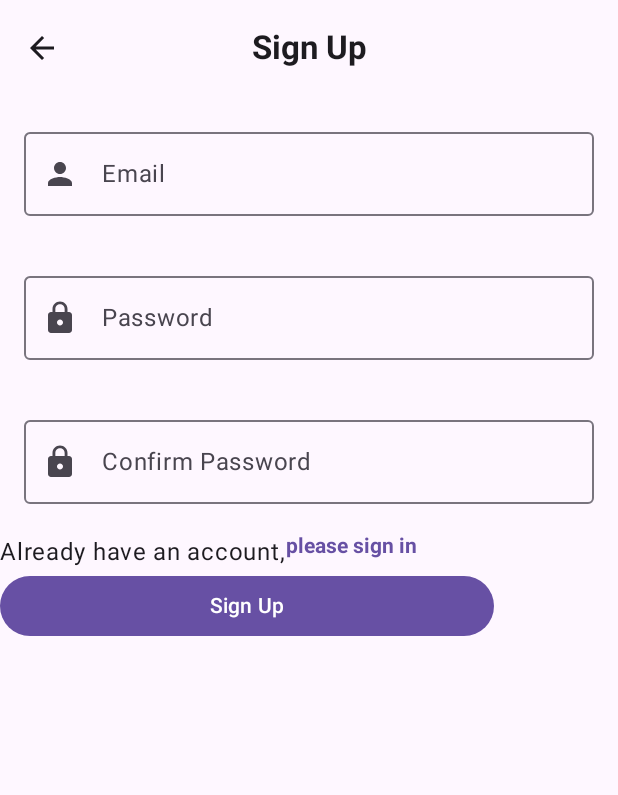
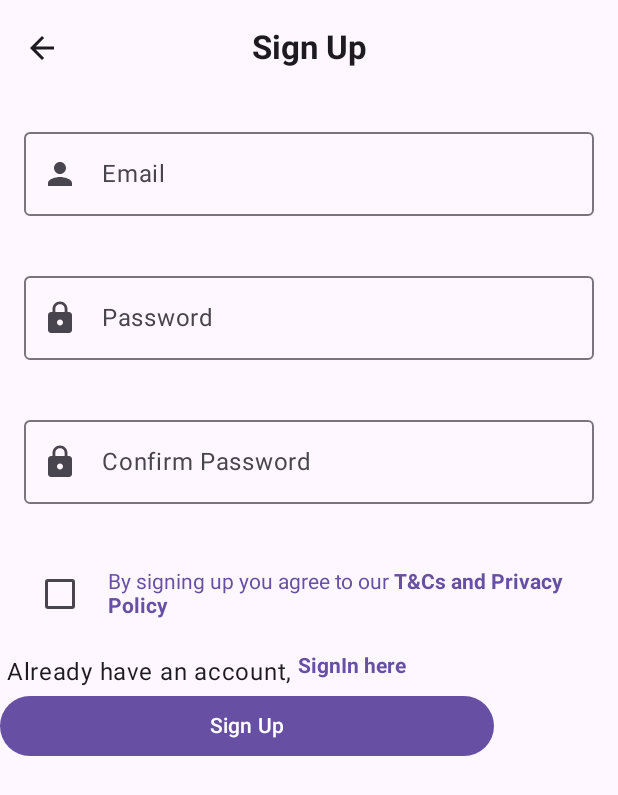
Before and after one commit to XBCAD-ONELIFE/OneLifeFoundation-Client, an Android app built with Jetpack Compose: the composable SignUpScreen shown on its own in the app's theme, on a phone screen of 412 x 824 dp. Shown: the top 795 px of the screen. Run offline under Robolectric (Android 15) with nearby library versions, the phone set to English and light mode, and no system bars; 2 statements that could not run were skipped.

Commit message:
Added Terms and Privacy Policy and Fixed Data Structure + UI errors

```diff
--- a/app/src/main/AndroidManifest.xml
+++ b/app/src/main/AndroidManifest.xml
@@ -6,9 +6,9 @@
         android:allowBackup="true"
         android:dataExtractionRules="@xml/data_extraction_rules"
         android:fullBackupContent="@xml/backup_rules"
-        android:icon="@mipmap/ic_launcher"
+        android:icon="@mipmap/onelifefoundationlogo"
         android:label="@string/app_name"
-        android:roundIcon="@mipmap/ic_launcher_round"
+        android:roundIcon="@mipmap/onelifefoundationlogo_round"
         android:supportsRtl="true"
         android:theme="@style/Theme.Onelifefoundation"
         tools:targetApi="31">
--- a/app/src/main/java/com/example/onelifefoundation_client/authentication/SignUpScreen.kt
+++ b/app/src/main/java/com/example/onelifefoundation_client/authentication/SignUpScreen.kt
@@ -10,6 +10,7 @@ import androidx.compose.foundation.text.ClickableText
 import androidx.compose.material.icons.Icons
 import androidx.compose.material.icons.filled.Lock
 import androidx.compose.material.icons.filled.Person
+import androidx.compose.material3.Checkbox
 import androidx.compose.material3.CircularProgressIndicator
 import androidx.compose.material3.ExperimentalMaterial3Api
 import androidx.compose.material3.Icon
@@ -17,7 +18,12 @@ import androidx.compose.material3.MaterialTheme
 import androidx.compose.material3.OutlinedTextField
 import androidx.compose.runtime.Composable
 import androidx.compose.runtime.LaunchedEffect
+import androidx.compose.runtime.getValue
+import androidx.compose.runtime.mutableStateOf
+import androidx.compose.runtime.remember
+import androidx.compose.ui.Alignment
 import androidx.compose.ui.Modifier
+import androidx.compose.ui.focus.FocusRequester
 import androidx.compose.ui.graphics.Color
 import androidx.compose.ui.platform.LocalContext
 import androidx.compose.ui.text.SpanStyle
@@ -27,6 +33,7 @@ import androidx.compose.ui.text.input.PasswordVisualTransformation
 import androidx.compose.ui.text.withStyle
 import androidx.compose.ui.unit.dp
 import androidx.navigation.NavController
+import com.example.onelifefoundation_client.components.CheckBoxTP
 import com.example.onelifefoundation_client.components.FilledButtond
 import com.example.onelifefoundation_client.components.TopAppBard
 import com.example.onelifefoundation_client.navigation.Screens
@@ -38,6 +45,12 @@ fun SignUpScreen(navController: NavController, loginViewModel: LoginViewModel? =
     val loginUiState = loginViewModel?.loginUiState
     val isError = loginUiState?.signUpError != null
     val context = LocalContext.current
+    val focusRequester = remember { FocusRequester() }
+
+
+
+    //var agreedToTerms = remember { mutableStateOf(false) }
+
 
     Column(modifier = Modifier.fillMaxWidth()) {
         // Top AppBar
@@ -105,9 +118,18 @@ fun SignUpScreen(navController: NavController, loginViewModel: LoginViewModel? =
 
             Spacer(modifier = Modifier.size(4.dp))
 
+
+
+
+            var agreedToTerms = CheckBoxTP(navController, "By signing up you agree to our ", "T&Cs and Privacy Policy",focusRequester)
+
+
+
+
+
             // Sign In link and Sign Up button
             Row {
-                androidx.compose.material3.Text(text = "Already have an account,")
+                androidx.compose.material3.Text(text = " Already have an account,")
                 ClickableText(text = buildAnnotatedString {
                     withStyle(
                         style = SpanStyle(
@@ -115,7 +137,7 @@ fun SignUpScreen(navController: NavController, loginViewModel: LoginViewModel? =
                             color = MaterialTheme.colorScheme.primary
                         )
                     ) {
-                        append("please sign in")
+                        append(" SignIn here")
                     }
                 }, onClick = {
                     navController.navigate(Screens.signInScreen)
@@ -123,9 +145,19 @@ fun SignUpScreen(navController: NavController, loginViewModel: LoginViewModel? =
             }
 
             FilledButtond(
-                onClick = { loginViewModel?.createUser(context) },
-                label = "Sign Up"
+                onClick = {
+                    if (agreedToTerms.value) {
+                        // Only create user if the checkbox is checked
+                        loginViewModel?.createUser(context)
+                    } else {
+                        // You might want to provide some feedback or show an error message
+                    }
+                },
+                label = "Sign Up",
+
+                //enabled = agreedToTerms.value // Enable the button based on the state of the checkbox
             )
+
 
             // Display a loading indicator while creating the user
             if (loginUiState?.isLoading == true) {
--- a/app/src/main/java/com/example/onelifefoundation_client/components/Button.kt
+++ b/app/src/main/java/com/example/onelifefoundation_client/components/Button.kt
@@ -21,7 +21,7 @@ import androidx.compose.ui.unit.dp
 fun FilledButtond(
     onClick:() -> Unit,
     label:String,
-    modifier: Modifier.Companion =Modifier
+    modifier: Modifier =Modifier
 ){
     Column {
         Button(
--- a/app/src/main/java/com/example/onelifefoundation_client/components/Checkbox.kt
+++ b/app/src/main/java/com/example/onelifefoundation_client/components/Checkbox.kt
@@ -2,29 +2,109 @@ package com.example.onelifefoundation_client.components
 
 import androidx.compose.foundation.layout.Arrangement
 import androidx.compose.foundation.layout.Row
+import androidx.compose.foundation.layout.fillMaxWidth
+import androidx.compose.foundation.layout.padding
 import androidx.compose.foundation.text.ClickableText
 import androidx.compose.material3.Checkbox
+import androidx.compose.material3.MaterialTheme
 import androidx.compose.material3.Text
 import androidx.compose.runtime.Composable
+import androidx.compose.runtime.MutableState
 import androidx.compose.runtime.mutableStateOf
 import androidx.compose.runtime.remember
 import androidx.compose.ui.Alignment
+import androidx.compose.ui.Modifier
+import androidx.compose.ui.focus.FocusRequester
+import androidx.compose.ui.focus.focusRequester
 import androidx.compose.ui.text.AnnotatedString
+import androidx.compose.ui.text.SpanStyle
+import androidx.compose.ui.text.buildAnnotatedString
+import androidx.compose.ui.text.font.FontWeight
+import androidx.compose.ui.text.withStyle
+import androidx.compose.ui.unit.dp
+import androidx.navigation.NavController
+import com.example.onelifefoundation_client.navigation.Screens
 
 @Composable
-fun CheckBoxWithLabel(label:String){
+fun CheckBoxWithLabel(label: String, onCheckedChange: (Boolean) -> Unit) {
     val checked = remember { mutableStateOf(false) }
 
-    Row (horizontalArrangement = Arrangement.Center,
-        verticalAlignment = Alignment.CenterVertically){
+    Row(
+        horizontalArrangement = Arrangement.Center,
+        verticalAlignment = Alignment.CenterVertically
+    ) {
         Checkbox(
             checked = checked.value,
-            onCheckedChange = { isChecked ->
-                checked.value = isChecked
+            onCheckedChange = {
+                checked.value = it
+                onCheckedChange(it)
             }
         )
-        ClickableText(text = AnnotatedString( label), onClick ={
+        ClickableText(text = AnnotatedString(label), onClick = {
             checked.value = !checked.value
-        } )
+            onCheckedChange(checked.value)
+        })
     }
 }
+
+
+
+@Composable
+fun CheckBoxTP(navController: NavController, front: String, back: String, focusRequester: FocusRequester): MutableState<Boolean> {
+    var agreedToTerms = remember { mutableStateOf(false) }
+
+    Row(
+        modifier = Modifier
+            .fillMaxWidth()
+            .padding(16.dp)
+    ) {
+        Checkbox(
+            checked = agreedToTerms.value,
+            onCheckedChange = { newCheckedState ->
+                agreedToTerms.value = newCheckedState
+            },
+            modifier = Modifier
+                .padding(end = 8.dp)
+                .align(Alignment.CenterVertically)
+                .focusRequester(focusRequester) // Apply the focusRequester here
+        )
+
+        ClickableText(
+            text = buildAnnotatedString {
+                withStyle(
+                    style = SpanStyle(
+                        color = MaterialTheme.colorScheme.primary
+                    )
+                ) {
+                    append(front)
+                }
+                withStyle(
+                    style = SpanStyle(
+                        fontWeight = FontWeight.Bold,
+                        color = MaterialTheme.colorScheme.primary
+                    )
+                ) {
+                    append(back)
+                }
+            },
+            onClick = { offset ->
+                // Navigate to the terms and privacy screen
+                navController.navigate(Screens.TermsAndPrivacyScreen)
+            },
+            modifier = Modifier.align(Alignment.CenterVertically)
+        )
+    }
+
+    return agreedToTerms
+}
+
+
+// Function to update the string of labels
+fun updateLabels(label: String, isChecked: Boolean, labels: String): String {
+    val updatedLabels = if (isChecked) {
+        if (labels.isEmpty()) label else "$labels, $label"
+    } else {
+        labels.replaceFirst("$label, ", "").replaceFirst(", $label", "").replace(label, "")
+    }
+    return updatedLabels.trim(',')
+}
--- a/app/src/main/java/com/example/onelifefoundation_client/navigation/Screens.kt
+++ b/app/src/main/java/com/example/onelifefoundation_client/navigation/Screens.kt
@@ -17,7 +17,8 @@ object Screens {
     const val root="root"
     const val authGraph="auth_graph"
     const val homeGraph="homeGraph"
-
+    const val TermsAndPrivacyScreen ="terms_and_privacy_screen"
+    const val ForgotPasswordScreen = "ForgotPasswordScreen"
     const val webViewScreen = "web_view_screen"
 
 
--- a/app/src/main/java/com/example/onelifefoundation_client/project/HomeScreen.kt
+++ b/app/src/main/java/com/example/onelifefoundation_client/project/HomeScreen.kt
@@ -48,7 +48,7 @@ fun HomeScreen(navController: NavController) {
         .collectAsState(emptyList()).value
 
     val onDonateClick: (Project) -> Unit = { project ->
-        val donateUrl = "https://www.paypal.com/your_paypal"
+        val donateUrl = "https://www.paypal.com/donate/?hosted_button_id=4CRM94LHZDVTW\""
         navController.navigate("${Screens.webViewScreen}?url=$donateUrl") {
             launchSingleTop = true
         }
--- a/app/src/main/java/com/example/onelifefoundation_client/repository/DataSource.kt
+++ b/app/src/main/java/com/example/onelifefoundation_client/repository/DataSource.kt
@@ -36,14 +36,16 @@ class DataSource {
         projectName: String,
         projectLeader: String,
         userEmail: String,
-        userName: String
+        userName: String,
+        contribution: String
 
     ) {
         val joinRequestMap = hashMapOf(
             "projectName" to projectName,
             "projectLeader" to projectLeader,
             "userEmail" to userEmail,
-            "userName" to userName
+            "userName" to userName,
+            "contribution" to contribution
         )
 
         db.collection("JoinRequests").document(userName).set(joinRequestMap)
--- a/app/src/main/java/com/example/onelifefoundation_client/repository/JoinRequest.kt
+++ b/app/src/main/java/com/example/onelifefoundation_client/repository/JoinRequest.kt
@@ -1,10 +1,9 @@
 package com.example.onelifefoundation_client.repository
-
-
 
 data class JoinRequest(
     val projectName: String = "",
     val projectLeader: String = " ",
     val userEmail: String = "",
-    val userName: String = " "
+    val userName: String = " ",
+    val contribution: String
 )
```
Also changed, not shown: app/src/main/java/com/example/onelifefoundation_client/authentication/SignInScreen.kt (+33 -7 lines), app/src/main/java/com/example/onelifefoundation_client/navigation/AppNavigation.kt (+10 -0 lines), app/src/main/java/com/example/onelifefoundation_client/project/FinishScreen.kt (+19 -10 lines), app/src/main/java/com/example/onelifefoundation_client/project/ProjectFieldStep2Screen.kt (+20 -2 lines), app/src/main/java/com/example/onelifefoundation_client/repository/ProjectDataSourceRepository.kt (+3 -4 lines), app/src/main/java/com/example/onelifefoundation_client/util/OnBoardingPage.kt (+9 -9 lines).
